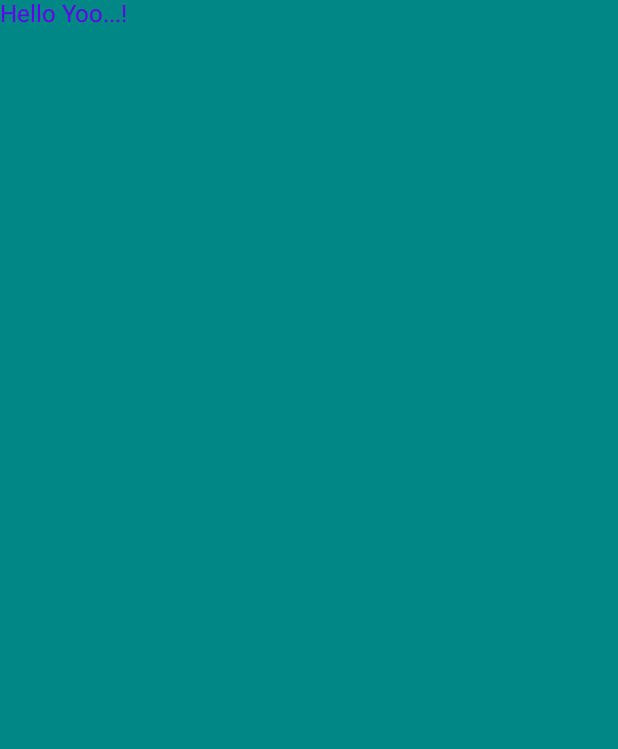
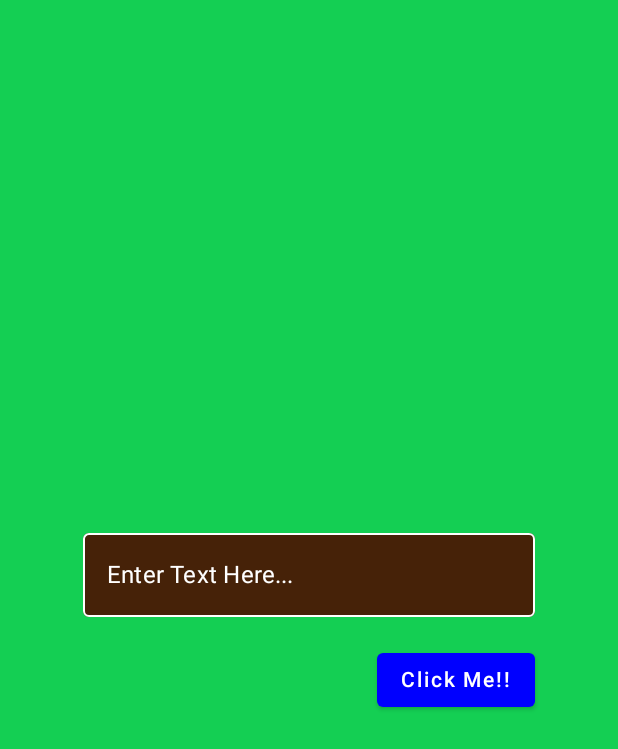
Before and after one commit to APsan785/Practicing-Compose, an Android app built with Jetpack Compose: the screen it shows after launch (MainActivity), on a phone screen of 412 x 824 dp. Before the commit the part shown is almost empty. Shown: the top 749 px of the screen. Run offline under Robolectric (Android 15) with nearby library versions, the phone set to English and light mode, and no system bars.

Commit message:
TextFields Snackbars Btns

```diff
--- a/app/src/main/java/com/apsan/practicingcompose/MainActivity.kt
+++ b/app/src/main/java/com/apsan/practicingcompose/MainActivity.kt
@@ -1,57 +1,115 @@
 package com.apsan.practicingcompose
 
-import android.content.res.Configuration
+import android.app.Activity
 import android.os.Bundle
+import android.view.View
+import android.view.inputmethod.InputMethodManager
 import androidx.activity.ComponentActivity
 import androidx.activity.compose.setContent
 import androidx.compose.foundation.background
-import androidx.compose.foundation.layout.fillMaxSize
-import androidx.compose.material.MaterialTheme
-import androidx.compose.material.Surface
-import androidx.compose.material.Text
-import androidx.compose.runtime.Composable
+import androidx.compose.foundation.layout.*
+import androidx.compose.foundation.text.KeyboardActions
+import androidx.compose.foundation.text.KeyboardOptions
+import androidx.compose.material.*
+import androidx.compose.runtime.*
+import androidx.compose.ui.Alignment
 import androidx.compose.ui.Modifier
-import androidx.compose.ui.tooling.preview.Preview
-import com.apsan.practicingcompose.ui.theme.PracticingComposeTheme
+import androidx.compose.ui.graphics.Color
+import androidx.compose.ui.platform.LocalContext
+import androidx.compose.ui.platform.LocalFocusManager
+import androidx.compose.ui.text.TextStyle
+import androidx.compose.ui.text.input.ImeAction
+import androidx.compose.ui.text.input.KeyboardType
+import androidx.compose.ui.unit.dp
+import androidx.compose.ui.unit.sp
+import kotlinx.coroutines.launch
+
 
 class MainActivity : ComponentActivity() {
     override fun onCreate(savedInstanceState: Bundle?) {
         super.onCreate(savedInstanceState)
         setContent {
-            PracticingComposeTheme {
-                // A surface container using the 'background' color from the theme
-                Surface(
-                    modifier = Modifier.fillMaxSize(),
-                    color = MaterialTheme.colors.background
+
+            var textField by remember {
+                mutableStateOf("")
+            }
+
+            val coroutineScope = rememberCoroutineScope()
+            val scaffoldState = rememberScaffoldState()
+
+            Scaffold(
+                modifier = Modifier.fillMaxSize(),
+                scaffoldState = scaffoldState
+            ) {
+                Column(
+                    modifier = Modifier
+                        .fillMaxSize()
+                        .background(Color(0xFF14CF53))
+                        .padding(55.dp),
+                    verticalArrangement = Arrangement.Center
                 ) {
-                    Greeting("Yoo...")
+                    val focusManager = LocalFocusManager.current
+                    OutlinedTextField(
+                        value = textField, onValueChange = {
+                            textField = it
+                        }, modifier = Modifier.fillMaxWidth(), singleLine = true,
+                        label = {
+                            Text(text = "Enter Text Here...", color = Color.White)
+                        },
+                        textStyle = TextStyle(color = Color.Yellow, fontSize = 15.sp),
+                        colors = TextFieldDefaults.outlinedTextFieldColors(
+                            textColor = Color.Yellow,
+                            backgroundColor = Color(0xFF462208),
+                            cursorColor = Color.White,
+                            focusedBorderColor = Color.Yellow,
+                            unfocusedBorderColor = Color.White,
+                            focusedLabelColor = Color.Yellow
+                        ),
+                        keyboardOptions = KeyboardOptions(
+                            imeAction = ImeAction.Done,
+                            keyboardType = KeyboardType.Text
+                        ),
+                        keyboardActions = KeyboardActions(onDone = {
+                            focusManager.clearFocus()
+                        })
+                    )
+                    Spacer(modifier = Modifier.height(18.dp))
+                    Box(
+                        modifier = Modifier.fillMaxWidth(),
+                        contentAlignment = Alignment.CenterEnd
+                    ) {
+                        val getActivity = LocalContext.current as Activity
+                        Button(onClick = {
+                            coroutineScope.launch {
+                                scaffoldState.snackbarHostState.showSnackbar("Hey Bro $textField")
+                            }
+
+                            val imm: InputMethodManager = getActivity.getSystemService(
+                                INPUT_METHOD_SERVICE
+                            ) as InputMethodManager
+                            //Find the currently focused view, so we can grab the correct window token from it.
+                            //Find the currently focused view, so we can grab the correct window token from it.
+                            var view: View? = getActivity.currentFocus
+                            //If no view currently has focus, create a new one, just so we can grab a window token from it
+                            //If no view currently has focus, create a new one, just so we can grab a window token from it
+                            if (view == null) {
+                                view = View(getActivity)
+                            }
+                            imm.hideSoftInputFromWindow(view.windowToken, 0)
+
+
+                        },
+                        colors = ButtonDefaults.buttonColors(
+                           backgroundColor = Color.Blue,
+                            contentColor = Color.White
+                        )
+                        ) {
+                            Text(text = "Click Me!!")
+                        }
+                    }
                 }
             }
         }
     }
 }
-
-@Composable
-fun Greeting(name: String) {
-    Text(
-        text = "Hello $name!",
-        color = MaterialTheme.colors.primary,
-        modifier = Modifier.background(MaterialTheme.colors.secondaryVariant)
-    )
-}
-
-@Preview(showBackground = true, name = "Preview1")
-@Composable
-fun DefaultPreview() {
-    PracticingComposeTheme(darkTheme = true) {
-        Greeting("Yoo...")
-    }
-}
-
-@Preview(showBackground = true, uiMode = Configuration.UI_MODE_NIGHT_YES, showSystemUi = true)
-@Composable
-fun DefaultPreview1() {
-    PracticingComposeTheme {
-        Greeting("Yoo...")
-    }
-}
+// scaffold for top bar nav drawer snackbar
```
